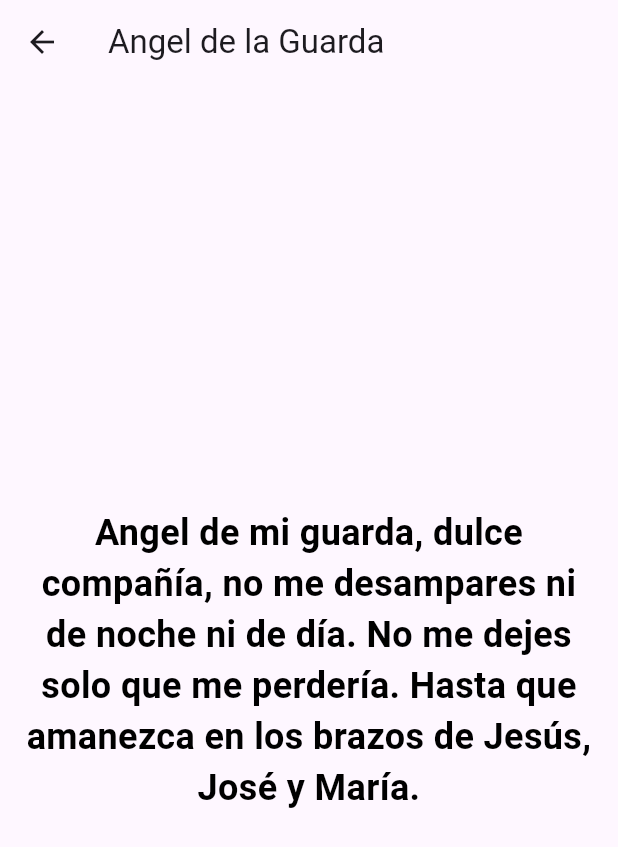
After one commit to meimeifriend/alcielo_1octubre_b, a Flutter app: the GuidedPrayerScreen screen opened directly, after a tap on "Angel de la Guarda", on a phone screen of 412 x 824 dp. The commit adds this screen. Shown: the top 847 px of the screen. Run offline on Flutter 3.47's test engine with Material 3 defaults, Android fonts, the phone set to English and light mode, and no system bars; our stand-ins replace video_player.

Commit message:
angel de la guarda, exitoso

```diff
--- /dev/null
+++ b/lib/screens/angel_guarda_screen.dart
@@ -0,0 +1,26 @@
+import 'package:flutter/material.dart';
+
+class AngelGuardaScreen extends StatelessWidget {
+  const AngelGuardaScreen({super.key});
+
+  @override
+  Widget build(BuildContext context) {
+    return Scaffold(
+      appBar: AppBar(title: const Text('Angel de la Guarda')),
+      body: const Center(
+        child: Padding(
+          padding: EdgeInsets.all(16.0),
+          child: Text(
+            'Angel de mi guarda, dulce compañía, no me desampares ni de noche ni de día. No me dejes solo que me perdería. Hasta que amanezca en los brazos de Jesús, José y María.',
+            style: TextStyle(
+              fontSize: 24,
+              fontWeight: FontWeight.bold,
+              color: Colors.black,
+            ),
+            textAlign: TextAlign.center,
+          ),
+        ),
+      ),
+    );
+  }
+}
--- a/lib/screens/guided_prayer_screen.dart
+++ b/lib/screens/guided_prayer_screen.dart
@@ -2,6 +2,7 @@ import 'package:flutter/material.dart';
 import 'ave_maria_screen.dart'; // Asegúrate de que estos archivos existan
 import 'padre_nuestro_screen.dart';
 import 'gloria_screen.dart';
+import 'angel_guarda_screen.dart';
 
 class GuidedPrayerScreen extends StatelessWidget {
   const GuidedPrayerScreen({super.key});
@@ -40,6 +41,16 @@ class GuidedPrayerScreen extends StatelessWidget {
             },
             child: const Text('Gloria'),
           ),
+//ANGEL DE LA GUARDA
+          ElevatedButton(
+            onPressed: () {
+              Navigator.push(
+                context,
+                MaterialPageRoute(builder: (context) => const AngelGuardaScreen()),
+              );
+            },
+            child: const Text('Angel de la Guarda'),
+          ),
         ],
       ),
     );
```
